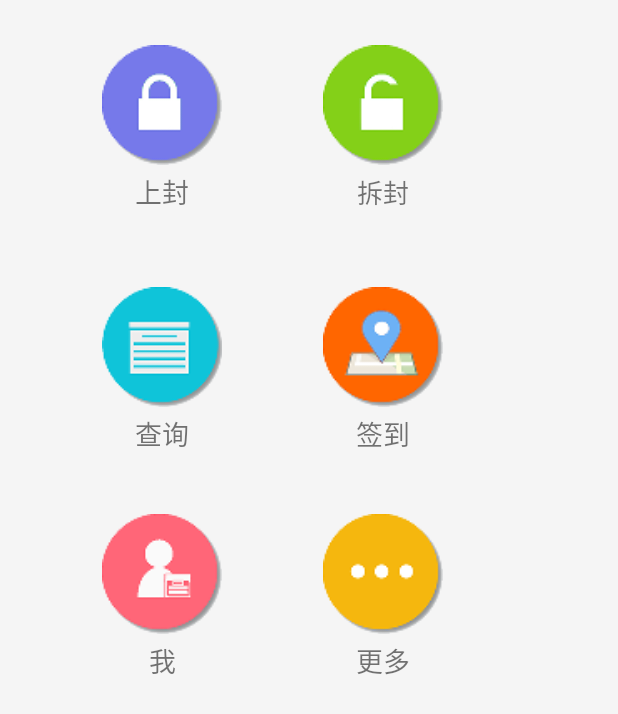
After one commit to hughmeng72/JJYApp, an Android app: the fragment MainFragment placed in its activity, on a phone screen of 412 x 824 dp. The commit adds this screen. Shown: the top 714 px of the screen. Run offline under Robolectric (Android 15) with nearby library versions, the phone set to English and light mode, and no system bars.

Commit message:
Added MainFragment

```diff
--- a/app/src/main/java/com/pekingopera/oa/LoginFragment.java
+++ b/app/src/main/java/com/pekingopera/oa/LoginFragment.java
@@ -111,7 +111,7 @@ public class LoginFragment extends Fragment {
             mListener = (OnFragmentInteractionListener) context;
         } else {
             throw new RuntimeException(context.toString()
-                    + " must implement OnFragmentInteractionListener");
+                    + " must implement OnFragmentInteractionListener.");
         }
     }
 
--- a/app/src/main/java/com/pekingopera/oa/MainActivity.java
+++ b/app/src/main/java/com/pekingopera/oa/MainActivity.java
@@ -1,9 +1,12 @@
 package com.pekingopera.oa;
 
 import android.support.v4.app.Fragment;
+import android.support.v4.app.FragmentManager;
+import android.support.v4.app.FragmentTransaction;
+import android.view.View;
 import android.widget.Toast;
 
-public class MainActivity extends BaseActivity implements LoginFragment.OnFragmentInteractionListener {
+public class MainActivity extends BaseActivity implements LoginFragment.OnFragmentInteractionListener, MainFragment.OnFragmentInteractionListener {
 
     @Override
     protected Fragment createFragment() {
@@ -12,6 +15,22 @@ public class MainActivity extends BaseActivity implements LoginFragment.OnFragme
 
     @Override
     public void onLoginValiated() {
-        Toast.makeText(this, "主程序收到登录请求", Toast.LENGTH_SHORT).show();
+        FragmentManager fm = getSupportFragmentManager();
+        FragmentTransaction ft = fm.beginTransaction();
+
+        Fragment oldFragment = fm.findFragmentById(R.id.fragmentContainer);
+        if (null != oldFragment) {
+            ft.remove(oldFragment);
+        }
+
+        Fragment newFragment = new MainFragment();
+        ft.add(R.id.fragmentContainer, newFragment);
+
+        ft.commit();
+    }
+
+    @Override
+    public void inAction(View v) {
+        Toast.makeText(this, v.getTag().toString() + " clicked.", Toast.LENGTH_SHORT).show();
     }
 }
--- /dev/null
+++ b/app/src/main/java/com/pekingopera/oa/MainFragment.java
@@ -0,0 +1,88 @@
+package com.pekingopera.oa;
+
+import android.content.Context;
+import android.os.Bundle;
+import android.support.v4.app.Fragment;
+import android.view.LayoutInflater;
+import android.view.View;
+import android.view.ViewGroup;
+import android.widget.ImageButton;
+
+/**
+ * Created by wayne on 9/24/2016.
+ */
+public class MainFragment extends Fragment {
+
+    public enum ActionEnum {
+        lock, unlock, inquiry, signIn, aboutMe, more
+    }
+
+    private ImageButton mLockImageButton;
+    private ImageButton mUnlockImageButton;
+    private ImageButton mInquiryImageButton;
+    private ImageButton mSigninImageButton;
+    private ImageButton mAboutMeImageButton;
+    private ImageButton mMoreImageButton;
+
+    private OnFragmentInteractionListener mListener;
+
+    @Override
+    public View onCreateView(LayoutInflater inflater, ViewGroup parent,
+                             Bundle savedInstanceState) {
+
+        View v = inflater.inflate(R.layout.fragment_main, parent, false);
+
+        mLockImageButton = (ImageButton) v
+                .findViewById(R.id.fragment_main_lockImageButton);
+        mUnlockImageButton = (ImageButton) v
+                .findViewById(R.id.fragment_main_unlockImageButton);
+        mInquiryImageButton = (ImageButton) v
+                .findViewById(R.id.fragment_main_inquiryImageButton);
+        mSigninImageButton = (ImageButton) v
+                .findViewById(R.id.fragment_main_signinImageButton);
+        mAboutMeImageButton = (ImageButton) v
+                .findViewById(R.id.fragment_main_aboutMeImageButton);
+        mMoreImageButton = (ImageButton) v
+                .findViewById(R.id.fragment_main_moreImageButton);
+
+        View.OnClickListener inActionListener = new View.OnClickListener() {
+            @Override
+            public void onClick(View v) {
+                mListener.inAction(v);
+            }
+        };
+
+        mLockImageButton.setOnClickListener(inActionListener);
+        mUnlockImageButton.setOnClickListener(inActionListener);
+        mInquiryImageButton.setOnClickListener(inActionListener);
+        mSigninImageButton.setOnClickListener(inActionListener);
+        mAboutMeImageButton.setOnClickListener(inActionListener);
+        mMoreImageButton.setOnClickListener(inActionListener);
+
+        return v;
+    }
+
+    @Override
+    public void onAttach(Context context) {
+        super.onAttach(context);
+
+        if (context instanceof OnFragmentInteractionListener) {
+            mListener = (OnFragmentInteractionListener) context;
+        }
+        else {
+            throw new RuntimeException(context.toString() + " must implement OnFragmentInteractionListener.");
+        }
+    }
+
+    @Override
+    public void onDetach() {
+        super.onDetach();
+
+        mListener = null;
+    }
+
+    public interface OnFragmentInteractionListener {
+        void inAction(View v);
+    }
+
+}
--- /dev/null
+++ b/app/src/main/res/layout/fragment_main.xml
@@ -0,0 +1,151 @@
+<?xml version="1.0" encoding="utf-8"?>
+<RelativeLayout xmlns:android="http://schemas.android.com/apk/res/android"
+                android:layout_width="match_parent"
+                android:layout_height="match_parent"
+                android:background="#F5F5F5"
+    >
+
+    <ImageButton
+        android:id="@+id/fragment_main_lockImageButton"
+        android:layout_width="80dp"
+        android:layout_height="80dp"
+        android:layout_alignParentLeft="true"
+        android:layout_alignParentTop="true"
+        android:layout_marginLeft="68dp"
+        android:layout_marginTop="30dp"
+        android:background="@null"
+        android:scaleType="fitCenter"
+        android:src="@drawable/ic_lock"
+        android:tag="lock" />
+
+    <TextView
+        android:id="@+id/fragment_main_lockImageTextView"
+        android:layout_width="wrap_content"
+        android:layout_height="wrap_content"
+        android:layout_alignLeft="@+id/fragment_main_lockImageButton"
+        android:layout_alignRight="@+id/fragment_main_lockImageButton"
+        android:layout_below="@+id/fragment_main_lockImageButton"
+        android:layout_marginTop="4dp"
+        android:gravity="center_horizontal"
+        android:text="@string/main_lock"
+        android:textSize="18sp" />
+
+    <ImageButton
+        android:id="@+id/fragment_main_unlockImageButton"
+        android:layout_width="80dp"
+        android:layout_height="80dp"
+        android:layout_alignTop="@+id/fragment_main_lockImageButton"
+        android:layout_marginLeft="67dp"
+        android:layout_toRightOf="@+id/fragment_main_lockImageButton"
+        android:background="@null"
+        android:scaleType="fitCenter"
+        android:src="@drawable/ic_unlock"
+        android:tag="unlock" />
+
+    <TextView
+        android:id="@+id/fragment_main_unlockImageTextView"
+        android:layout_width="wrap_content"
+        android:layout_height="wrap_content"
+        android:layout_alignBaseline="@+id/fragment_main_lockImageTextView"
+        android:layout_alignBottom="@+id/fragment_main_lockImageTextView"
+        android:layout_alignLeft="@+id/fragment_main_unlockImageButton"
+        android:layout_alignRight="@+id/fragment_main_unlockImageButton"
+        android:gravity="center_horizontal"
+        android:text="@string/main_unlock"
+        android:textSize="17sp" />
+
+    <ImageButton
+        android:id="@+id/fragment_main_inquiryImageButton"
+        android:layout_width="80dp"
+        android:layout_height="80dp"
+        android:layout_alignLeft="@+id/fragment_main_lockImageTextView"
+        android:layout_below="@+id/fragment_main_lockImageTextView"
+        android:layout_marginTop="50dp"
+        android:background="@null"
+        android:scaleType="fitCenter"
+        android:src="@drawable/ic_inquiry"
+        android:tag="inquiry" />
+
+    <TextView
+        android:id="@+id/fragment_main_InquiryTextView"
+        android:layout_width="wrap_content"
+        android:layout_height="wrap_content"
+        android:layout_alignLeft="@+id/fragment_main_inquiryImageButton"
+        android:layout_alignRight="@+id/fragment_main_inquiryImageButton"
+        android:layout_below="@+id/fragment_main_inquiryImageButton"
+        android:layout_marginTop="4dp"
+        android:gravity="center_horizontal"
+        android:text="@string/main_inquiry"
+        android:textSize="18sp" />
+
+    <ImageButton
+        android:id="@+id/fragment_main_signinImageButton"
+        android:layout_width="80dp"
+        android:layout_height="80dp"
+        android:layout_alignLeft="@+id/fragment_main_unlockImageTextView"
+        android:layout_alignTop="@+id/fragment_main_inquiryImageButton"
+        android:background="@null"
+        android:scaleType="fitCenter"
+        android:src="@drawable/ic_signin2"
+        android:tag="signIn" />
+
+    <TextView
+        android:id="@+id/fragment_main_signinTextView"
+        android:layout_width="wrap_content"
+        android:layout_height="wrap_content"
+        android:layout_alignBaseline="@+id/fragment_main_InquiryTextView"
+        android:layout_alignBottom="@+id/fragment_main_InquiryTextView"
+        android:layout_alignLeft="@+id/fragment_main_signinImageButton"
+        android:layout_alignRight="@+id/fragment_main_signinImageButton"
+        android:gravity="center_horizontal"
+        android:text="@string/main_signin"
+        android:textSize="18sp" />
+
+    <ImageButton
+        android:id="@+id/fragment_main_aboutMeImageButton"
+        android:layout_width="80dp"
+        android:layout_height="80dp"
+        android:layout_alignLeft="@+id/fragment_main_InquiryTextView"
+        android:layout_below="@+id/fragment_main_InquiryTextView"
+        android:layout_marginTop="40dp"
+        android:background="@null"
+        android:scaleType="fitCenter"
+        android:src="@drawable/ic_aboutme"
+        android:tag="aboutMe" />
+
+    <TextView
+        android:id="@+id/fragment_main_aboutMeTextView"
+        android:layout_width="wrap_content"
+        android:layout_height="wrap_content"
+        android:layout_alignLeft="@+id/fragment_main_aboutMeImageButton"
+        android:layout_alignRight="@+id/fragment_main_aboutMeImageButton"
+        android:layout_below="@+id/fragment_main_aboutMeImageButton"
+        android:layout_marginTop="4dp"
+        android:gravity="center_horizontal"
+        android:text="@string/main_aboutMe"
+        android:textSize="18sp" />
+
+    <ImageButton
+        android:id="@+id/fragment_main_moreImageButton"
+        android:layout_width="80dp"
+        android:layout_height="80dp"
+        android:layout_alignLeft="@+id/fragment_main_signinTextView"
+        android:layout_alignTop="@+id/fragment_main_aboutMeImageButton"
+        android:background="@null"
+        android:scaleType="fitCenter"
+        android:src="@drawable/ic_more"
+        android:tag="more" />
+
+    <TextView
+        android:id="@+id/fragment_main_moreTextView"
+        android:layout_width="wrap_content"
+        android:layout_height="wrap_content"
+        android:layout_alignBaseline="@+id/fragment_main_aboutMeTextView"
+        android:layout_alignBottom="@+id/fragment_main_aboutMeTextView"
+        android:layout_alignLeft="@+id/fragment_main_moreImageButton"
+        android:layout_alignRight="@+id/fragment_main_moreImageButton"
+        android:gravity="center_horizontal"
+        android:text="@string/main_more"
+        android:textSize="18sp" />
+
+</RelativeLayout>
--- a/app/src/main/res/values/strings.xml
+++ b/app/src/main/res/values/strings.xml
@@ -7,6 +7,11 @@
     <string name="prompt_internet_connection_broken">无法访问互联网，请检查网络连接。</string>
     <string name="prompt_system_error">系统错误，请稍后再试。</string>
     <string name="login_failed">账号或密码错误，请重试。</string>
+    <string name="main_lock">上封</string>
+    <string name="main_unlock">拆封</string>
+    <string name="main_inquiry">查询</string>
+    <string name="main_signin">签到</string>
+    <string name="main_aboutMe">我</string>
+    <string name="main_more">更多</string>
 
-    <string name="hello_blank_fragment">Hello blank fragment</string>
 </resources>
```
Also changed, not shown: app/src/main/res/drawable-xxhdpi/ic_aboutme.png (added), app/src/main/res/drawable-xxhdpi/ic_inquiry.png (added), app/src/main/res/drawable-xxhdpi/ic_lock.png (added), app/src/main/res/drawable-xxhdpi/ic_more.png (added), app/src/main/res/drawable-xxhdpi/ic_signin2.png (added), app/src/main/res/drawable-xxhdpi/ic_unlock.png (added), 1 other file.
